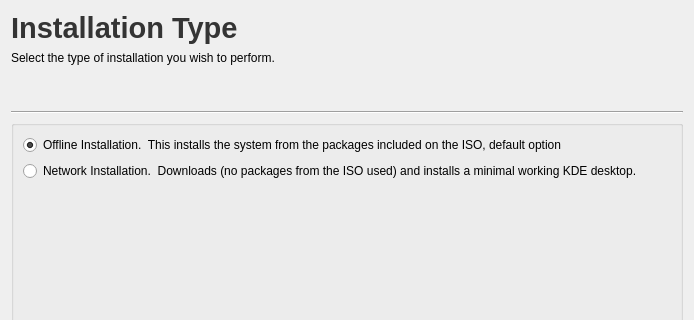
Old version of the form ui/pages/netinst.ui in the repository abveritas/installer; both pictures show x 0 to 694 and y 0 to 320 of the 694 by 474 pixel window.
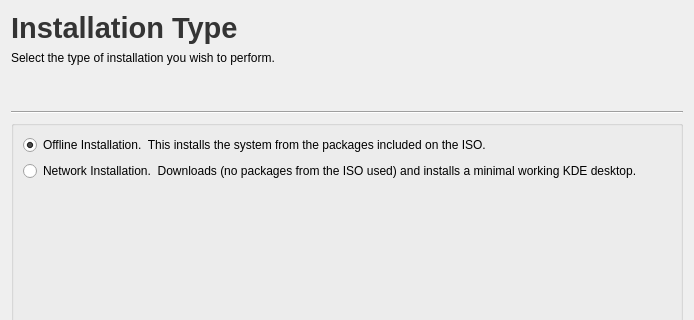
New version of the form.

The edit to the form file:
```diff
--- a/ui/pages/netinst.ui
+++ b/ui/pages/netinst.ui
@@ -93,7 +93,7 @@
       <item>
        <widget class="QRadioButton" name="isoinst">
         <property name="text">
-         <string>Offline Installation.  This installs the system from the packages included on the ISO, default option</string>
+         <string>Offline Installation.  This installs the system from the packages included on the ISO.</string>
         </property>
         <property name="checked">
          <bool>true</bool>
```
